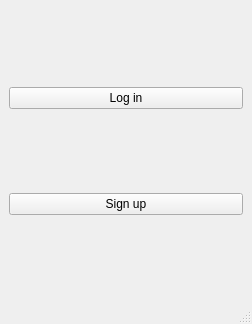
Old version of the form Project_AA/messenger.ui in the repository AmirHasanTaban/IUT-Messanger.
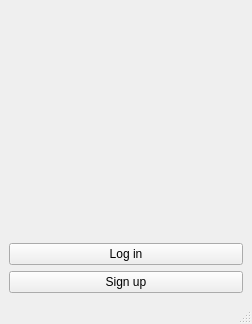
New version of the form.

What changed in the file:
```diff
--- a/Project_AA/messenger.ui
+++ b/Project_AA/messenger.ui
@@ -15,6 +15,13 @@
   </property>
   <widget class="QWidget" name="centralwidget">
    <layout class="QVBoxLayout" name="verticalLayout">
+    <item>
+     <widget class="QLabel" name="label_message">
+      <property name="text">
+       <string/>
+      </property>
+     </widget>
+    </item>
     <item>
      <widget class="QPushButton" name="Login">
       <property name="text">
```
